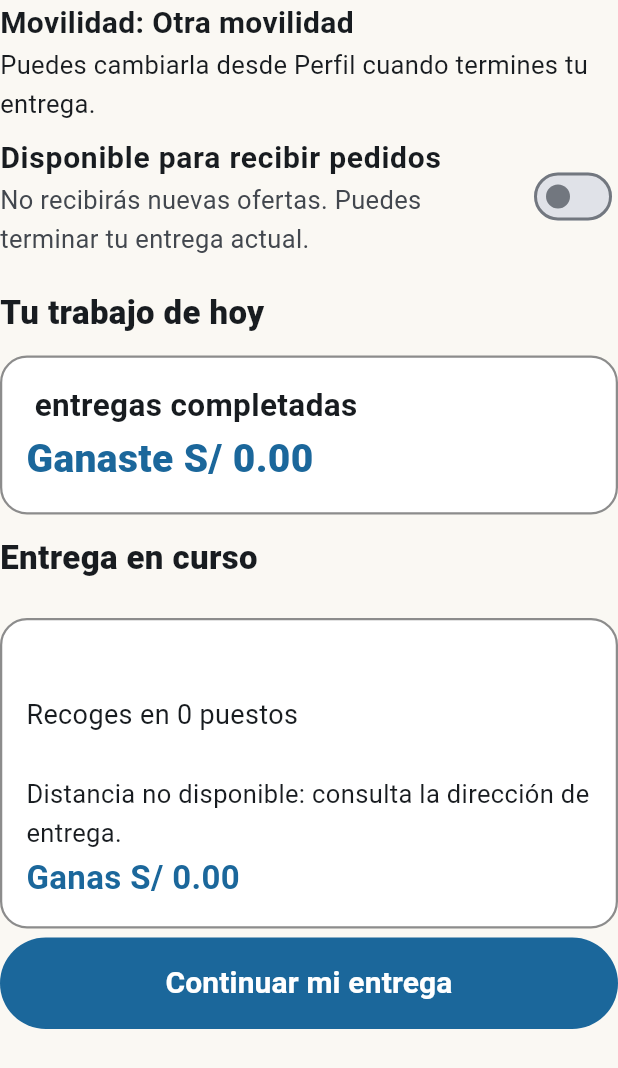
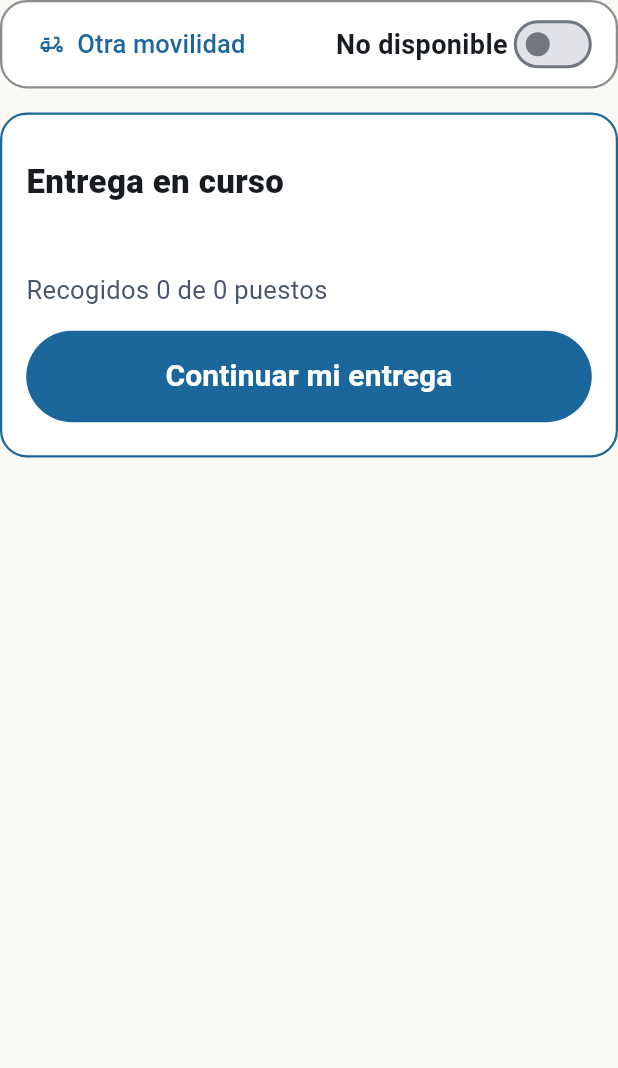
Before and after one commit to JuanC070824/Mi-Mercado-Plus, a Flutter app: the RepartidorInicioView widget shown alone on an empty page, opened directly with empty values, on a phone screen of 412 x 824 dp. Shown: the top 1068 px of the screen. Run offline on Flutter 3.47's test engine with Material 3 defaults, Android fonts, the phone set to English and light mode, and no system bars; our stand-ins replace device_preview, geolocator, go_router; accounts and stored records are empty.

Commit message:
P9: rediseño vista repartidor (inicio compacto, ruta por paradas, entrega en 2 pasos)

```diff
--- a/mimercado_frontend/lib/features/repartidor/views/repartidor_inicio_view.dart
+++ b/mimercado_frontend/lib/features/repartidor/views/repartidor_inicio_view.dart
@@ -1,12 +1,13 @@
 import 'package:flutter/material.dart';
+import 'package:go_router/go_router.dart';
+import '../../../core/theme/app_colors.dart';
 import '../../../core/widgets/componentes_app.dart';
 import '../../../data/models/pedido.dart';
 import '../../../data/models/repartidor.dart';
 import '../widgets/piezas_repartidor.dart';
 import '../widgets/tarjeta_oferta_repartidor.dart';
-import 'repartidor_ganancias_view.dart';
 
-/// Disponibilidad, entrega en curso u ofertas del mercado.
+/// Disponibilidad arriba y, debajo, la entrega en curso o las ofertas.
 class RepartidorInicioView extends StatelessWidget {
   const RepartidorInicioView({
     super.key,
@@ -31,63 +32,125 @@ class RepartidorInicioView extends StatelessWidget {
   @override
   Widget build(BuildContext context) {
     final disponible = inicio['disponible'] == true;
+    final movilidad = Movilidad.desdeCodigo(
+      inicio['movilidad']?.toString(),
+    ).etiqueta;
     return Column(
       crossAxisAlignment: CrossAxisAlignment.stretch,
       children: [
-        Text(
-          'Movilidad: ${Movilidad.desdeCodigo(inicio['movilidad']?.toString()).etiqueta}',
-          style: const TextStyle(fontSize: 20, fontWeight: FontWeight.w700),
-        ),
-        const Text(
-          'Puedes cambiarla desde Perfil cuando termines tu entrega.',
-          style: TextStyle(fontSize: 17),
-        ),
-        Material(
-          color: Colors.transparent,
-          child: SwitchListTile(
-            contentPadding: EdgeInsets.zero,
-            value: disponible,
-            onChanged: ocupado ? null : alCambiarDisponible,
-            title: const Text(
-              'Disponible para recibir pedidos',
-              style: TextStyle(fontSize: 20, fontWeight: FontWeight.w700),
-            ),
-            subtitle: Text(
-              disponible
-                  ? 'Recibes ofertas de tu mercado.'
-                  : 'No recibirás nuevas ofertas. Puedes terminar tu entrega actual.',
-              style: const TextStyle(fontSize: 17),
-            ),
+        TarjetaApp(
+          padding: const EdgeInsets.symmetric(horizontal: 12, vertical: 4),
+          child: Wrap(
+            alignment: WrapAlignment.spaceBetween,
+            crossAxisAlignment: WrapCrossAlignment.center,
+            spacing: 8,
+            children: [
+              TextButton.icon(
+                style: TextButton.styleFrom(minimumSize: const Size(48, 48)),
+                onPressed: () => context.go('/repartidor/perfil'),
+                icon: const Icon(Icons.delivery_dining_outlined),
+                label: Text(
+                  movilidad,
+                  semanticsLabel: 'Movilidad: $movilidad. Cambiar en Perfil',
+                  style: const TextStyle(fontSize: 17),
+                ),
+              ),
+              MergeSemantics(
+                child: Row(
+                  mainAxisSize: MainAxisSize.min,
+                  children: [
+                    Flexible(
+                      child: Text(
+                        disponible ? 'Disponible' : 'No disponible',
+                        style: const TextStyle(
+                          fontSize: 18,
+                          fontWeight: FontWeight.w700,
+                        ),
+                      ),
+                    ),
+                    Switch(
+                      value: disponible,
+                      onChanged: ocupado ? null : alCambiarDisponible,
+                    ),
+                  ],
+                ),
+              ),
+            ],
           ),
         ),
-        ResumenGananciasRepartidor(inicio: inicio),
-        if (actual case final p?) ...[
-          const TituloRepartidor('Entrega en curso'),
-          TarjetaOfertaRepartidor(pedido: p, datos: datosDe(p.id)),
-          AccionRepartidor(
-            'Continuar mi entrega',
-            alContinuar,
-            ocupado: ocupado,
-          ),
-        ] else ...[
+        if (actual case final p?)
+          _EntregaEnCurso(pedido: p, alContinuar: alContinuar, ocupado: ocupado)
+        else ...[
           const TituloRepartidor('Pedidos de tu mercado'),
           if (ofertas.isEmpty)
-            const AvisoPantalla(
+            AvisoPantalla(
               icono: Icons.delivery_dining,
-              titulo: 'Todavía no hay pedidos para recoger',
-              texto:
-                  'Con tu disponibilidad activada, aparecerán aquí cuando el cliente confirme su pedido y el pago correspondiente.',
+              titulo: disponible
+                  ? 'Aún no hay pedidos'
+                  : 'No estás recibiendo pedidos',
+              texto: disponible
+                  ? 'Te avisaremos cuando llegue uno.'
+                  : 'Activa «Disponible» para recibirlos.',
             ),
-          for (final p in ofertas) ...[
-            TarjetaOfertaRepartidor(pedido: p, datos: datosDe(p.id)),
-            AccionRepartidor(
-              'Ver y aceptar reparto',
-              () => alVerOferta(p),
+          for (final p in ofertas)
+            TarjetaOfertaRepartidor(
+              pedido: p,
+              datos: datosDe(p.id),
+              alVer: () => alVerOferta(p),
               ocupado: ocupado,
             ),
-          ],
         ],
       ],
     );
   }
 }
+
+class _EntregaEnCurso extends StatelessWidget {
+  const _EntregaEnCurso({
+    required this.pedido,
+    required this.alContinuar,
+    required this.ocupado,
+  });
+  final Pedido pedido;
+  final VoidCallback alContinuar;
+  final bool ocupado;
+
+  @override
+  Widget build(BuildContext context) {
+    final partes = pedido.puestosActivos;
+    final recogidos = partes
+        .where((x) => x.estado == EstadoPedidoPuesto.recogido)
+        .length;
+    return Padding(
+      padding: const EdgeInsets.only(top: 16),
+      child: TarjetaApp(
+        colorBorde: AppColors.azul,
+        child: Column(
+          crossAxisAlignment: CrossAxisAlignment.stretch,
+          children: [
+            const TituloRepartidor('Entrega en curso'),
+            Text(
+              pedido.clienteNombre,
+              style: const TextStyle(fontSize: 20, fontWeight: FontWeight.w700),
+            ),
+            Text(
+              pedido.estado == EstadoPedido.enCamino
+                  ? 'En camino a ${pedido.direccion}'
+                  : 'Recogidos $recogidos de ${partes.length} puestos',
+              style: const TextStyle(
+                fontSize: 17,
+                color: AppColors.textoSecundario,
+              ),
+            ),
+            const SizedBox(height: 8),
+            AccionRepartidor(
+              'Continuar mi entrega',
+              alContinuar,
+              ocupado: ocupado,
+            ),
+          ],
+        ),
+      ),
+    );
+  }
+}
--- a/mimercado_frontend/lib/features/repartidor/widgets/piezas_repartidor.dart
+++ b/mimercado_frontend/lib/features/repartidor/widgets/piezas_repartidor.dart
@@ -61,6 +61,12 @@ String gananciaDe(Map<String, dynamic> datos) => soles(
   ((datos['ganancia_repartidor_centavos'] as num?) ?? 0).toDouble() / 100,
 );
 
+/// "1.2 km", o null si el servidor no envió la distancia.
+String? distanciaCortaDe(Map<String, dynamic> datos) {
+  final d = datos['distancia_km'];
+  return d is num ? '${d.toStringAsFixed(1)} km' : null;
+}
+
 String distanciaDe(Map<String, dynamic> datos) {
   final d = datos['distancia_km'];
   return d is num
```
Also changed, not shown: mimercado_frontend/lib/features/repartidor/screens/repartidor_operaciones_screen.dart (+40 -32 lines), mimercado_frontend/lib/features/repartidor/views/repartidor_entrega_view.dart (+81 -51 lines), mimercado_frontend/lib/features/repartidor/views/repartidor_ruta_view.dart (+119 -61 lines), mimercado_frontend/lib/features/repartidor/widgets/tarjeta_oferta_repartidor.dart (+33 -8 lines), mimercado_frontend/pubspec.lock, 1 other file.
